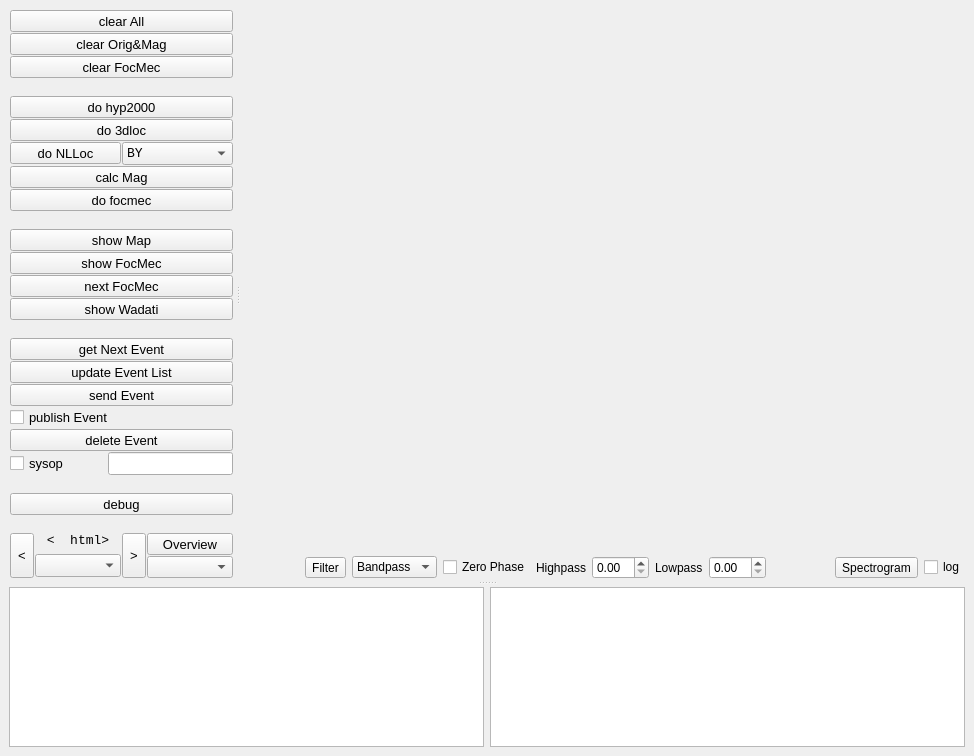
megies/obspyck, file apps/obspyck/qt_designer.ui: the form before one commit.
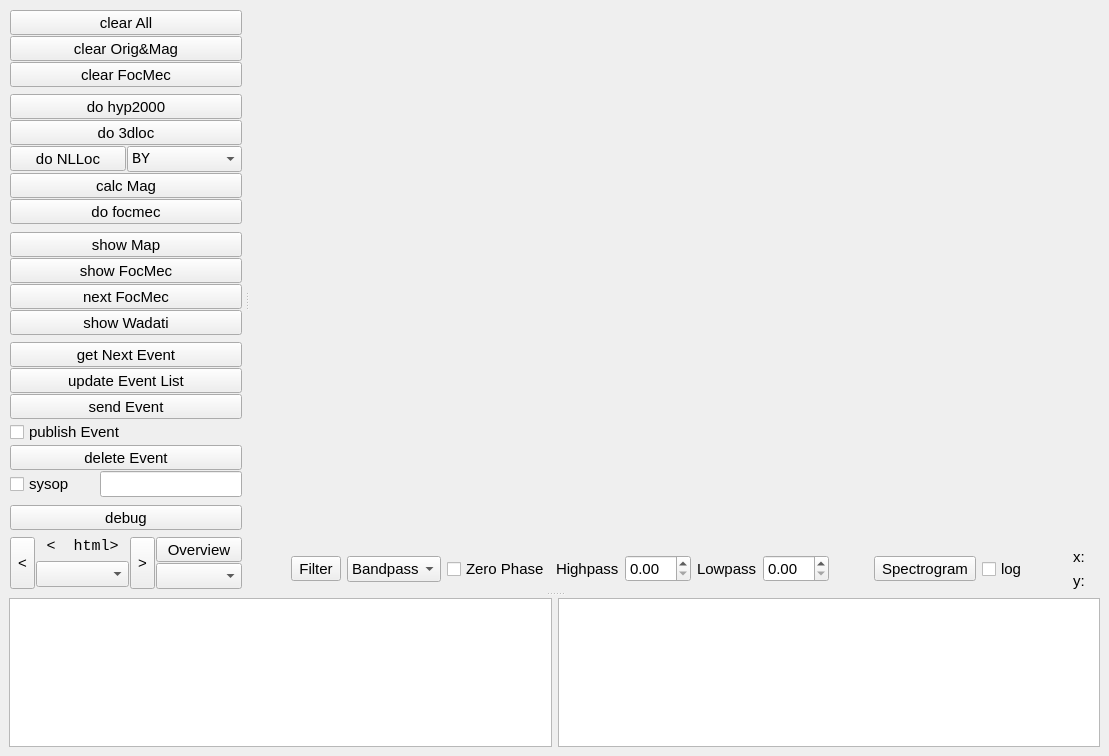
The form after the commit. Icons and pictures are not drawn. Custom widgets are drawn as their Qt base class.

Diff of the .ui file:
```diff
--- a/apps/obspyck/qt_designer.ui
+++ b/apps/obspyck/qt_designer.ui
@@ -5,7 +5,7 @@
    <rect>
     <x>0</x>
     <y>0</y>
-    <width>974</width>
+    <width>1109</width>
     <height>756</height>
    </rect>
   </property>
@@ -15,6 +15,11 @@
     <verstretch>0</verstretch>
    </sizepolicy>
   </property>
+  <property name="font" >
+   <font>
+    <pointsize>11</pointsize>
+   </font>
+  </property>
   <property name="windowTitle" >
    <string>ObsPyck</string>
   </property>
@@ -77,7 +82,6 @@
              </property>
              <property name="font" >
               <font>
-               <pointsize>10</pointsize>
                <kerning>true</kerning>
               </font>
              </property>
@@ -103,11 +107,6 @@
                <verstretch>0</verstretch>
               </sizepolicy>
              </property>
-             <property name="font" >
-              <font>
-               <pointsize>10</pointsize>
-              </font>
-             </property>
              <property name="focusPolicy" >
               <enum>Qt::NoFocus</enum>
              </property>
@@ -124,11 +123,6 @@
                <verstretch>0</verstretch>
               </sizepolicy>
              </property>
-             <property name="font" >
-              <font>
-               <pointsize>10</pointsize>
-              </font>
-             </property>
              <property name="focusPolicy" >
               <enum>Qt::NoFocus</enum>
              </property>
@@ -158,11 +152,6 @@
                <verstretch>0</verstretch>
               </sizepolicy>
              </property>
-             <property name="font" >
-              <font>
-               <pointsize>10</pointsize>
-              </font>
-             </property>
              <property name="focusPolicy" >
               <enum>Qt::NoFocus</enum>
              </property>
@@ -179,11 +168,6 @@
                <verstretch>0</verstretch>
               </sizepolicy>
              </property>
-             <property name="font" >
-              <font>
-               <pointsize>10</pointsize>
-              </font>
-             </property>
              <property name="focusPolicy" >
               <enum>Qt::NoFocus</enum>
              </property>
@@ -205,11 +189,6 @@
                  <verstretch>0</verstretch>
                 </sizepolicy>
                </property>
-               <property name="font" >
-                <font>
-                 <pointsize>10</pointsize>
-                </font>
-               </property>
                <property name="focusPolicy" >
                 <enum>Qt::NoFocus</enum>
                </property>
@@ -229,7 +208,6 @@
                <property name="font" >
                 <font>
                  <family>Monospace</family>
-                 <pointsize>10</pointsize>
                  <weight>50</weight>
                  <italic>false</italic>
                  <bold>false</bold>
@@ -268,11 +246,6 @@
                <verstretch>0</verstretch>
               </sizepolicy>
              </property>
-             <property name="font" >
-              <font>
-               <pointsize>10</pointsize>
-              </font>
-             </property>
              <property name="focusPolicy" >
               <enum>Qt::NoFocus</enum>
              </property>
@@ -289,11 +262,6 @@
                <verstretch>0</verstretch>
               </sizepolicy>
              </property>
-             <property name="font" >
-              <font>
-               <pointsize>10</pointsize>
-              </font>
-             </property>
              <property name="focusPolicy" >
               <enum>Qt::NoFocus</enum>
              </property>
@@ -323,11 +291,6 @@
                <verstretch>0</verstretch>
               </sizepolicy>
              </property>
-             <property name="font" >
-              <font>
-               <pointsize>10</pointsize>
-              </font>
-             </property>
              <property name="focusPolicy" >
               <enum>Qt::NoFocus</enum>
              </property>
@@ -347,11 +310,6 @@
                <verstretch>0</verstretch>
               </sizepolicy>
              </property>
-             <property name="font" >
-              <font>
-               <pointsize>10</pointsize>
-              </font>
-             </property>
              <property name="focusPolicy" >
               <enum>Qt::NoFocus</enum>
              </property>
@@ -371,11 +329,6 @@
                <verstretch>0</verstretch>
               </sizepolicy>
              </property>
-             <property name="font" >
-              <font>
-               <pointsize>10</pointsize>
-              </font>
-             </property>
              <property name="focusPolicy" >
               <enum>Qt::NoFocus</enum>
              </property>
@@ -392,11 +345,6 @@
                <verstretch>0</verstretch>
               </sizepolicy>
              </property>
-             <property name="font" >
-              <font>
-               <pointsize>10</pointsize>
-              </font>
-             </property>
              <property name="focusPolicy" >
               <enum>Qt::NoFocus</enum>
              </property>
@@ -429,11 +377,6 @@
                <verstretch>0</verstretch>
               </sizepolicy>
              </property>
-             <property name="font" >
-              <font>
-               <pointsize>10</pointsize>
-              </font>
-             </property>
              <property name="focusPolicy" >
               <enum>Qt::NoFocus</enum>
              </property>
@@ -450,11 +393,6 @@
                <verstretch>0</verstretch>
               </sizepolicy>
              </property>
-             <property name="font" >
-              <font>
-               <pointsize>10</pointsize>
-              </font>
-             </property>
              <property name="focusPolicy" >
               <enum>Qt::NoFocus</enum>
              </property>
@@ -471,11 +409,6 @@
                <verstretch>0</verstretch>
               </sizepolicy>
              </property>
-             <property name="font" >
-              <font>
-               <pointsize>10</pointsize>
-              </font>
-             </property>
              <property name="focusPolicy" >
               <enum>Qt::NoFocus</enum>
              </property>
@@ -492,11 +425,6 @@
                <verstretch>0</verstretch>
               </sizepolicy>
              </property>
-             <property name="font" >
-              <font>
-               <pointsize>10</pointsize>
-              </font>
-             </property>
              <property name="focusPolicy" >
               <enum>Qt::NoFocus</enum>
              </property>
@@ -513,11 +441,6 @@
                <verstretch>0</verstretch>
               </sizepolicy>
              </property>
-             <property name="font" >
-              <font>
-               <pointsize>10</pointsize>
-              </font>
-             </property>
              <property name="focusPolicy" >
               <enum>Qt::NoFocus</enum>
              </property>
@@ -539,11 +462,6 @@
                  <verstretch>0</verstretch>
                 </sizepolicy>
                </property>
-               <property name="font" >
-                <font>
-                 <pointsize>10</pointsize>
-                </font>
-               </property>
                <property name="focusPolicy" >
                 <enum>Qt::NoFocus</enum>
                </property>
@@ -560,11 +478,6 @@
                  <verstretch>0</verstretch>
                 </sizepolicy>
                </property>
-               <property name="font" >
-                <font>
-                 <pointsize>10</pointsize>
-                </font>
-               </property>
                <property name="focusPolicy" >
                 <enum>Qt::NoFocus</enum>
                </property>
@@ -604,11 +517,6 @@
                  <verstretch>0</verstretch>
                 </sizepolicy>
                </property>
-               <property name="font" >
-                <font>
-                 <pointsize>10</pointsize>
-                </font>
-               </property>
                <property name="focusPolicy" >
                 <enum>Qt::NoFocus</enum>
                </property>
@@ -645,11 +553,6 @@
                  <verstretch>0</verstretch>
                 </sizepolicy>
                </property>
-               <property name="font" >
-                <font>
-                 <pointsize>10</pointsize>
-                </font>
-               </property>
                <property name="focusPolicy" >
                 <enum>Qt::NoFocus</enum>
                </property>
@@ -680,7 +583,6 @@
                  <property name="font" >
                   <font>
                    <family>Monospace</family>
-                   <pointsize>10</pointsize>
                   </font>
                  </property>
                  <property name="styleSheet" >
@@ -709,7 +611,6 @@
                  <property name="font" >
                   <font>
                    <family>Monospace</family>
-                   <pointsize>10</pointsize>
                   </font>
                  </property>
                  <property name="focusPolicy" >
@@ -730,11 +631,6 @@
                  <verstretch>0</verstretch>
                 </sizepolicy>
                </property>
-               <property name="font" >
-                <font>
-                 <pointsize>10</pointsize>
-                </font>
-               </property>
                <property name="focusPolicy" >
                 <enum>Qt::NoFocus</enum>
                </property>
@@ -753,11 +649,6 @@
                    <verstretch>0</verstretch>
                   </sizepolicy>
                  </property>
-                 <property name="font" >
-                  <font>
-                   <pointsize>10</pointsize>
-                  </font>
-                 </property>
                  <property name="focusPolicy" >
                   <enum>Qt::NoFocus</enum>
                  </property>
@@ -932,6 +823,71 @@
                </property>
               </widget>
              </item>
+             <item>
+              <spacer name="horizontalSpacer" >
+               <property name="orientation" >
+                <enum>Qt::Horizontal</enum>
+               </property>
+               <property name="sizeHint" stdset="0" >
+                <size>
+                 <width>40</width>
+                 <height>20</height>
+                </size>
+               </property>
+              </spacer>
+             </item>
+             <item>
+              <layout class="QVBoxLayout" name="verticalLayout_2" >
+               <item>
+                <layout class="QHBoxLayout" name="horizontalLayout_8" >
+                 <item>
+                  <widget class="QLabel" name="qLabel_x" >
+                   <property name="text" >
+                    <string>x:</string>
+                   </property>
+                  </widget>
+                 </item>
+                 <item>
+                  <widget class="QLabel" name="qLabel_xdata" >
+                   <property name="text" >
+                    <string/>
+                   </property>
+                  </widget>
+                 </item>
+                </layout>
+               </item>
+               <item>
+                <layout class="QHBoxLayout" name="horizontalLayout_7" >
+                 <item>
+                  <widget class="QLabel" name="qLabel_y" >
+                   <property name="text" >
+                    <string>y:</string>
+                   </property>
+                  </widget>
+                 </item>
+                 <item>
+                  <widget class="QLabel" name="qLabel_ydata" >
+                   <property name="sizePolicy" >
+                    <sizepolicy vsizetype="Preferred" hsizetype="Preferred" >
+                     <horstretch>0</horstretch>
+                     <verstretch>0</verstretch>
+                    </sizepolicy>
+                   </property>
+                   <property name="baseSize" >
+                    <size>
+                     <width>0</width>
+                     <height>0</height>
+                    </size>
+                   </property>
+                   <property name="text" >
+                    <string/>
+                   </property>
+                  </widget>
+                 </item>
+                </layout>
+               </item>
+              </layout>
+             </item>
             </layout>
            </item>
           </layout>
@@ -942,7 +898,7 @@
           <item>
            <widget class="QPlainTextEdit" name="qPlainTextEdit_stdout" >
             <property name="sizePolicy" >
-             <sizepolicy vsizetype="MinimumExpanding" hsizetype="Expanding" >
+             <sizepolicy vsizetype="Expanding" hsizetype="Expanding" >
               <horstretch>0</horstretch>
               <verstretch>0</verstretch>
              </sizepolicy>
@@ -950,13 +906,13 @@
             <property name="minimumSize" >
              <size>
               <width>0</width>
-              <height>70</height>
+              <height>50</height>
              </size>
             </property>
             <property name="font" >
              <font>
               <family>Monospace</family>
-              <pointsize>8</pointsize>
+              <pointsize>10</pointsize>
              </font>
             </property>
             <property name="focusPolicy" >
@@ -979,7 +935,7 @@
           <item>
            <widget class="QPlainTextEdit" name="qPlainTextEdit_stderr" >
             <property name="sizePolicy" >
-             <sizepolicy vsizetype="MinimumExpanding" hsizetype="Expanding" >
+             <sizepolicy vsizetype="Expanding" hsizetype="Expanding" >
               <horstretch>0</horstretch>
               <verstretch>0</verstretch>
              </sizepolicy>
@@ -987,13 +943,13 @@
             <property name="minimumSize" >
              <size>
               <width>0</width>
-              <height>70</height>
+              <height>50</height>
              </size>
             </property>
             <property name="font" >
              <font>
               <family>Monospace</family>
-              <pointsize>8</pointsize>
+              <pointsize>10</pointsize>
              </font>
             </property>
             <property name="focusPolicy" >
```
Left out of the diff: 5 changed lines with no effect on the pictures.
